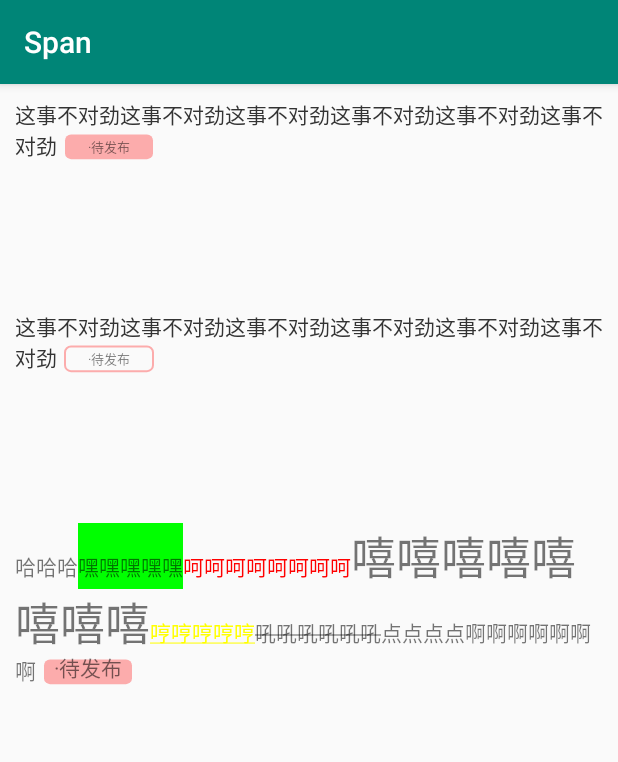
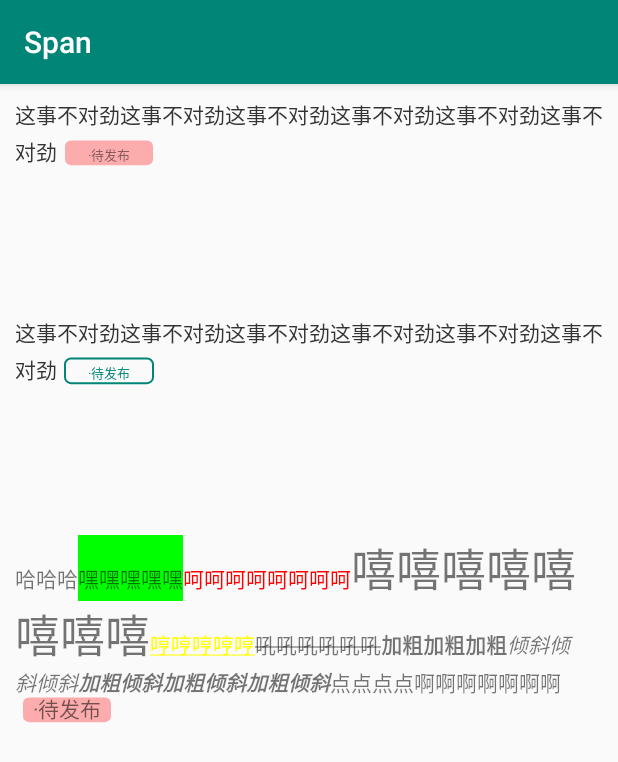
Before and after one commit to FZ985/Span, an Android app: the screen it shows after launch (MainActivity), on a phone screen of 412 x 824 dp. Shown: the top 762 px of the screen. Run offline under Robolectric (Android 15) with nearby library versions, the phone set to English and light mode, and no system bars.

Commit message:
添加Span使用2

```diff
--- a/app/src/main/java/com/text/span/MainActivity.java
+++ b/app/src/main/java/com/text/span/MainActivity.java
@@ -2,6 +2,7 @@ package com.text.span;
 
 import android.graphics.Color;
 import android.graphics.Paint;
+import android.graphics.Typeface;
 import android.os.Bundle;
 import android.view.View;
 import android.widget.TextView;
@@ -41,19 +42,19 @@ public class MainActivity extends AppCompatActivity {
                                 .textSize(main_tv.getTextSize() - 8)))
                 .into(main_tv);
 
-
         Span.impl()
                 .append(Span.builder("这事不对劲这事不对劲这事不对劲这事不对劲这事不对劲这事不对劲")
                         .textColor(Color.parseColor("#333333")))
                 .append(Span.builder("·待发布")
-                        .roundSpan(new RoundSpan(Color.parseColor("#50ff0000"),
+                        .roundSpan(new RoundSpan(Color.parseColor("#008577"),
                                 6,
                                 Paint.Style.STROKE,
                                 10,
                                 10,
                                 8f,
                                 8f)
-                                .textSize(tv2.getTextSize() - 8)))
+                                .textSize(tv2.getTextSize() - 8)
+                                .textColor(Color.parseColor("#008577"))))
                 .into(tv2);
 
 
@@ -70,6 +71,12 @@ public class MainActivity extends AppCompatActivity {
                         .underLine())
                 .append(Span.builder("吼吼吼吼吼吼")
                         .deleteLine())
+                .append(Span.builder("加粗加粗加粗")
+                        .textStyle(Typeface.BOLD))
+                .append(Span.builder("倾斜倾斜倾斜")
+                        .textStyle(Typeface.ITALIC))
+                .append(Span.builder("加粗倾斜加粗倾斜加粗倾斜")
+                        .textStyle(Typeface.BOLD_ITALIC))
                 .append(Span.builder("点点点点")
                         .click(new Span.OnClickSpanListener() {
                             @Override
--- a/app/src/main/java/jfz/span/BaseSpan.java
+++ b/app/src/main/java/jfz/span/BaseSpan.java
@@ -25,6 +25,8 @@ public interface BaseSpan<T> {
     //允许左边加一条竖线
     T quoteLine(int color, int stripeWidth, int gapWidth);
 
+    T textStyle(int style);
+
     T click(Span.OnClickSpanListener listener);
 
     T roundSpan(RoundSpan spans);
--- a/app/src/main/java/jfz/span/Span.java
+++ b/app/src/main/java/jfz/span/Span.java
@@ -15,6 +15,7 @@ import android.text.style.ClickableSpan;
 import android.text.style.ForegroundColorSpan;
 import android.text.style.QuoteSpan;
 import android.text.style.StrikethroughSpan;
+import android.text.style.StyleSpan;
 import android.text.style.UnderlineSpan;
 import android.util.SparseArray;
 import android.view.MotionEvent;
@@ -139,6 +140,12 @@ public class Span {
             return this;
         }
 
+        @Override
+        public Builder textStyle(int style) {
+            spanBuilder.textStyle(style);
+            return this;
+        }
+
         public SpanBuilder getSpanBuilder() {
             return spanBuilder;
         }
@@ -198,6 +205,21 @@ public class Span {
         @Override
         public SpanBuilder roundSpan(RoundSpan round) {
             spans.put(8, round);
+            return this;
+        }
+
+        /**
+         * 默认: Typeface.NORMAL
+         * 加粗: Typeface.BOLD
+         * 倾斜: Typeface.ITALIC
+         * 加粗并倾斜: Typeface.BOLD_ITALIC
+         *
+         * @param style
+         * @return
+         */
+        @Override
+        public SpanBuilder textStyle(int style) {
+            spans.put(9, new StyleSpan(style));
             return this;
         }
 
--- a/app/src/main/java/jfz/span/span/RoundSpan.java
+++ b/app/src/main/java/jfz/span/span/RoundSpan.java
@@ -18,6 +18,8 @@ import jfz.span.BaseSpan;
 public class RoundSpan extends ReplacementSpan implements BaseSpan.ISpan {
     private int borderWidth = 2;//边框线宽度
     private int backgroundColor = Color.TRANSPARENT;//背景色
+    private int textColor;
+    private boolean isTextColor;
     private int radius;
     private Paint.Style style = Paint.Style.FILL;
     private int size;
@@ -33,13 +35,16 @@ public class RoundSpan extends ReplacementSpan implements BaseSpan.ISpan {
         this.marginRight = marginRight;
         this.offsetLeft = offsetLeft;
         this.offsetRight = offsetRight;
-        if (this.style == Paint.Style.FILL) {
-            borderWidth = 0;
-        }
     }
 
     public RoundSpan textSize(float textSize) {
         this.textSize = textSize;
+        return this;
+    }
+
+    public RoundSpan textColor(int textColor) {
+        isTextColor = true;
+        this.textColor = textColor;
         return this;
     }
 
@@ -62,12 +67,16 @@ public class RoundSpan extends ReplacementSpan implements BaseSpan.ISpan {
         paint.setColor(backgroundColor);
         RectF oval = new RectF(x + offsetLeft, y + paint.ascent(), x + size - offsetRight, y + paint.descent());
         canvas.drawRoundRect(oval, radius, radius, paint);
-        paint.setColor(textColor);
+        paint.setColor(isTextColor ? RoundSpan.this.textColor : textColor);
         paint.setTextSize(textSize == 0 ? paint.getTextSize() : textSize);
         paint.setStrokeWidth(0);
         float textX = x + (size / 2 - (paint.measureText(text, start, end)) / 2);
-        canvas.drawText(text, start, end, textX, y - paint.descent() / 2, paint);
-
+        //做一下双方都设置了文字大小的兼容
+        if (textSize == 0) {
+            canvas.drawText(text, start, end, textX, y, paint);
+        } else {
+            canvas.drawText(text, start, end, textX, y - paint.descent() / 2 + borderWidth, paint);
+        }
 //        canvas.drawText(text, start, end, x + offsetLeft + marginLeft + 2 * borderWidth, y, paint);
     }
 
--- a/app/src/main/res/layout/activity_main.xml
+++ b/app/src/main/res/layout/activity_main.xml
@@ -10,11 +10,13 @@
 
     <TextView
         android:id="@+id/main_tv"
+        android:lineSpacingMultiplier="1.2"
         android:layout_width="wrap_content"
         android:layout_height="wrap_content" />
 
     <TextView
         android:id="@+id/tv2"
+        android:lineSpacingMultiplier="1.2"
         android:layout_width="wrap_content"
         android:layout_height="wrap_content"
         android:layout_marginTop="100dp" />
```
